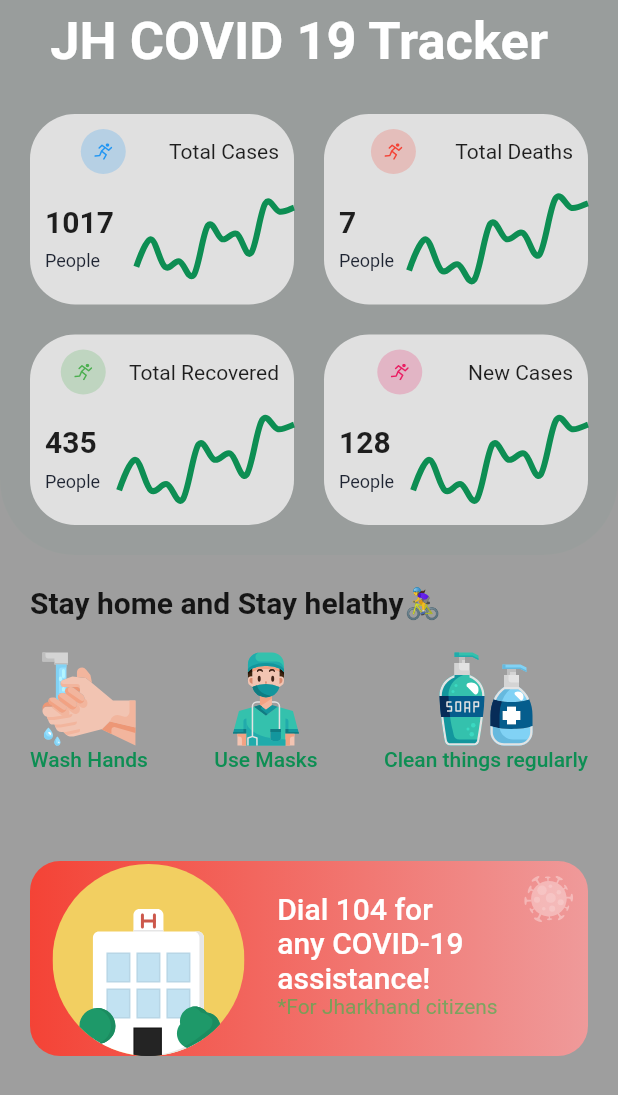
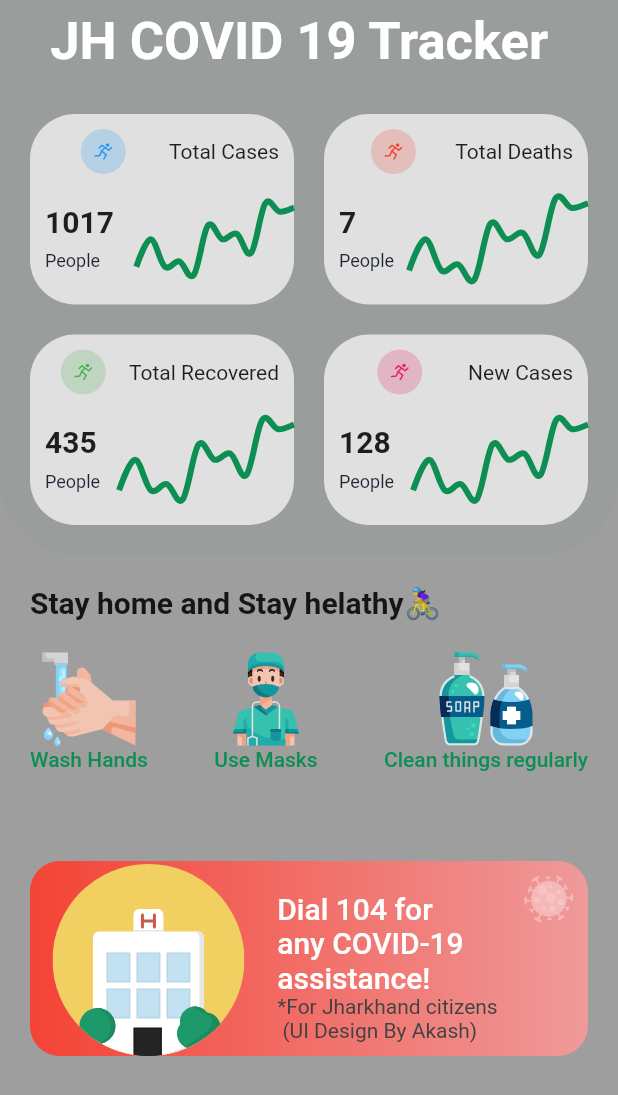
Before and after one commit to akashrajput25/Covid19TrackerUI, a Flutter app: the screen it shows after launch, on a phone screen of 412 x 824 dp. Shown: the top 1095 px of the screen. Run offline on Flutter 3.47's test engine with Material 2 defaults, Android fonts, the phone set to English and light mode, and no system bars; drawn by our look-alikes of fl_chart; our stand-ins replace flutter_svg.

Commit message:
final commit for frontend

```diff
--- a/lib/screens/home_screen.dart
+++ b/lib/screens/home_screen.dart
@@ -152,10 +152,11 @@ class HomeScreen extends StatelessWidget {
                         .copyWith(color: Colors.white),
                   ),
                   TextSpan(
-                    text: "*For Jharkhand citizens",
+                    text: "*For Jharkhand citizens\n (UI Design By Akash)",
                     style: TextStyle(
-                      color: Colors.green.withOpacity(0.7),
+                      color: Colors.grey[800].withOpacity(1),
                     ),
+
                   ),
                 ],
               ),
```
